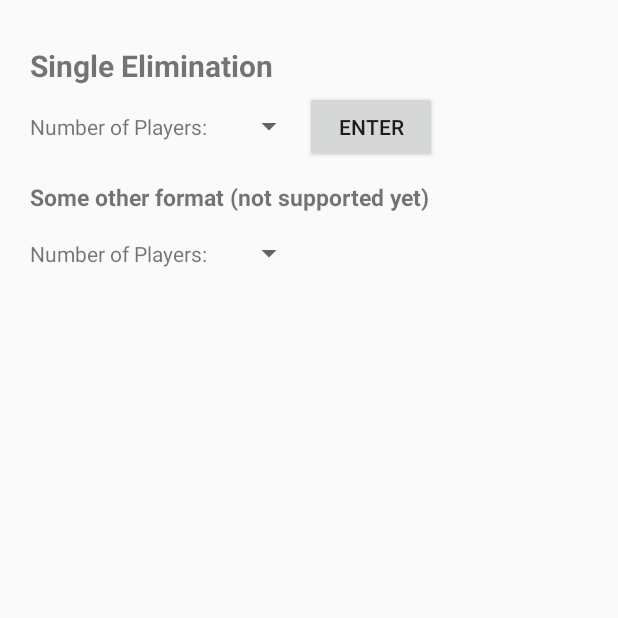
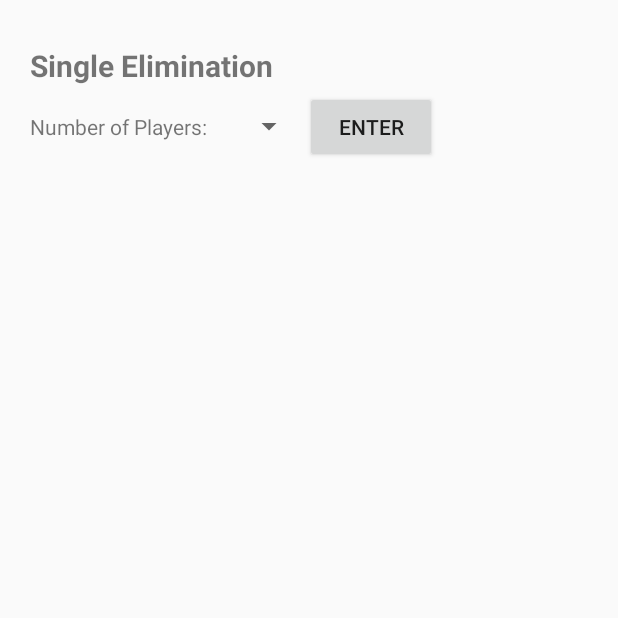
Before and after one commit to aak849/AndroidBracketGenerator0, an Android app: the BracketScreen screen opened directly, with no data from a screen before it, on a phone screen of 412 x 824 dp, the top half of it. Run offline under Robolectric (Android 15) with nearby library versions, the phone set to English and light mode, and no system bars; libraries missing offline, so code that uses them is left out: android.support.v7.

Commit message:
final push

```diff
--- a/app/src/main/java/cs378/bracketapp/BracketScreen.java
+++ b/app/src/main/java/cs378/bracketapp/BracketScreen.java
@@ -13,7 +13,7 @@ import android.widget.Spinner;
 
 public class BracketScreen extends Activity {
     Spinner single_elimination_spinner;
-    Spinner other_spinner;
+    //Spinner other_spinner;
     private static final String TAG = "MyActivity";
 
     //Spinner spinner;
@@ -51,11 +51,11 @@ public class BracketScreen extends Activity {
         });
         */
 
-        other_spinner = (Spinner) findViewById(R.id.other_number_of_players_spinner);
+       // other_spinner = (Spinner) findViewById(R.id.other_number_of_players_spinner);
         ArrayAdapter<CharSequence> adapter2 = ArrayAdapter.createFromResource(this, R.array.not_supported_array,
                 android.R.layout.simple_spinner_item);
         adapter2.setDropDownViewResource(android.R.layout.simple_spinner_dropdown_item);
-        other_spinner.setAdapter(adapter2);
+        //other_spinner.setAdapter(adapter2);
 
         Intent activityFromMain = getIntent();
 
--- a/app/src/main/res/layout/draw_layout.xml
+++ b/app/src/main/res/layout/draw_layout.xml
@@ -53,36 +53,6 @@
         android:layout_height="wrap_content"
         android:paddingTop="10dp">
 
-        <TextView
-            android:layout_width="wrap_content"
-            android:layout_height="wrap_content"
-            android:text="Some other format (not supported yet)"
-            android:textStyle="bold"
-            android:textSize="15dp"/>
-
-    </LinearLayout>
-
-    <LinearLayout
-        android:layout_width="wrap_content"
-        android:layout_height="wrap_content"
-        android:orientation="horizontal">
-
-        <TextView
-            android:layout_width="wrap_content"
-            android:layout_height="wrap_content"
-            android:text="@string/number_of_players_text"/>
-
-        <!--
-        <EditText
-            android:layout_width="50dp"
-            android:layout_height="wrap_content"
-            android:id="@+id/number_of_players"/> -->
-
-        <Spinner
-            android:layout_width="65dp"
-            android:layout_height="53dp"
-            android:id="@+id/other_number_of_players_spinner" />
-
     </LinearLayout>
 
 
```
Also changed, not shown: app/src/main/AndroidManifest.xml (+18 -9 lines), 1 other file.
